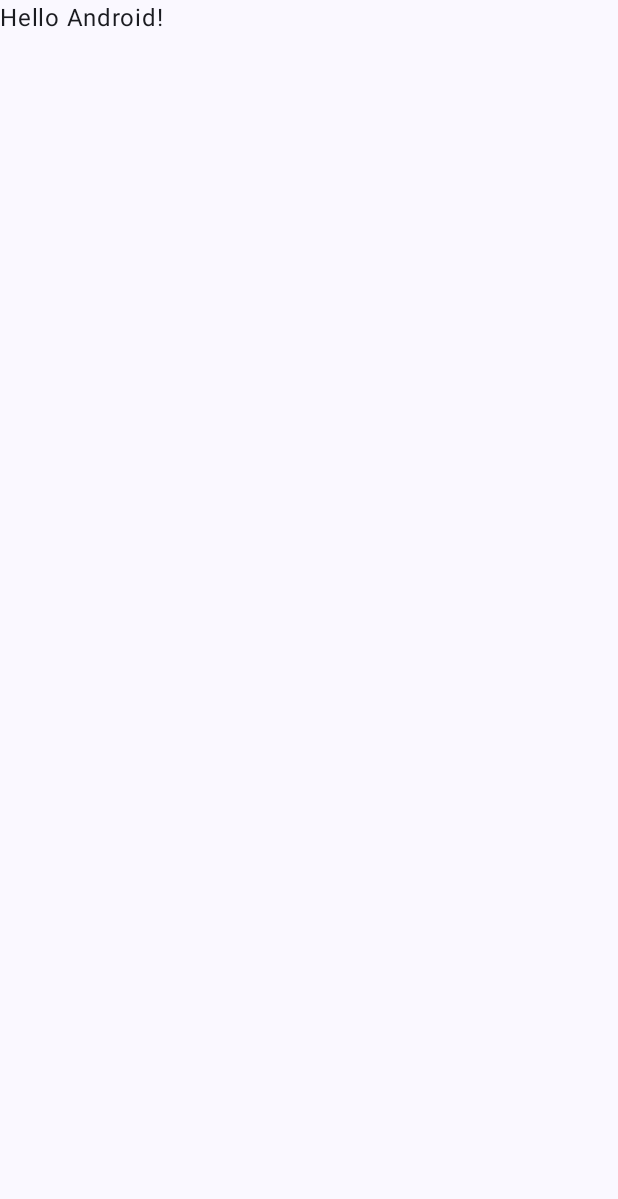
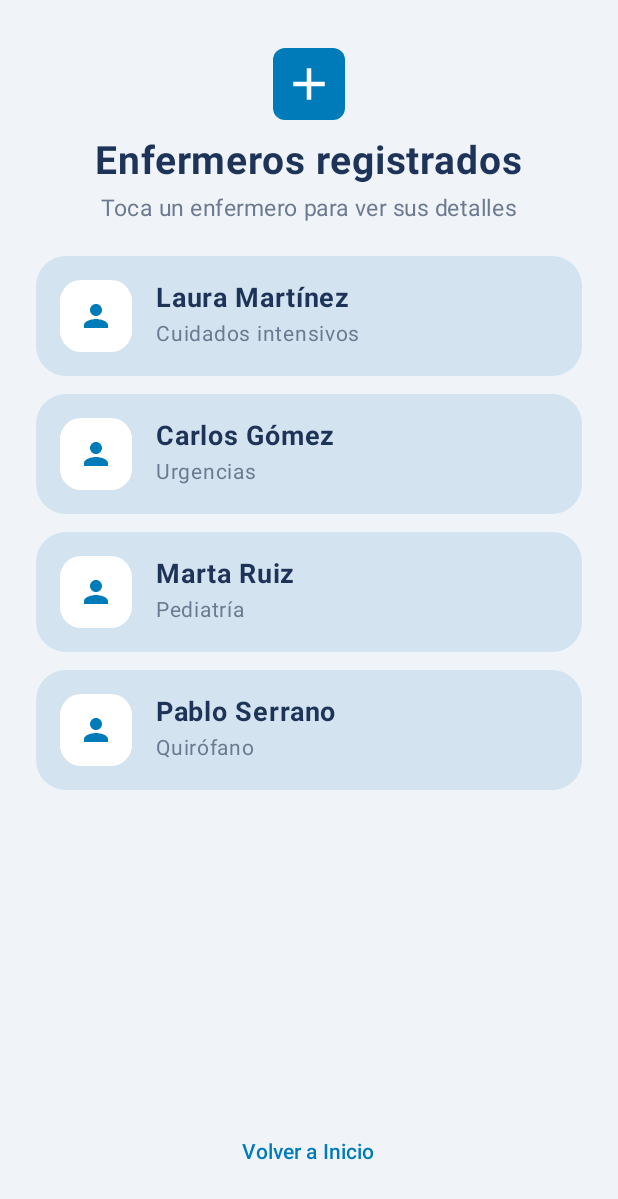
Before and after one commit to mydz0/HospitalManagement_FrontEnd, an Android app built with Jetpack Compose: the screen it shows after launch (MainActivity), on a phone screen of 412 x 824 dp. Before the commit the part shown is almost empty. Shown: the top 1199 px of the screen. Run offline under Robolectric (Android 15) with nearby library versions, the phone set to English and light mode, and no system bars.

Commit message:
List all nurses screen(#6)

```diff
--- a/app/src/main/java/com/example/hospitalmanagement/MainActivity.kt
+++ b/app/src/main/java/com/example/hospitalmanagement/MainActivity.kt
@@ -11,6 +11,7 @@ import androidx.compose.material3.Text
 import androidx.compose.runtime.Composable
 import androidx.compose.ui.Modifier
 import androidx.compose.ui.tooling.preview.Preview
+import com.example.hospitalmanagement.ui.ListaEnfermerosScreen
 import com.example.hospitalmanagement.ui.theme.HospitalManagementTheme
 
 class MainActivity : ComponentActivity() {
@@ -19,12 +20,7 @@ class MainActivity : ComponentActivity() {
         enableEdgeToEdge()
         setContent {
             HospitalManagementTheme {
-                Scaffold(modifier = Modifier.fillMaxSize()) { innerPadding ->
-                    Greeting(
-                        name = "Android",
-                        modifier = Modifier.padding(innerPadding)
-                    )
-                }
+                ListaEnfermerosScreen(onVolverInicio = {})
             }
         }
     }
--- /dev/null
+++ b/app/src/main/java/com/example/hospitalmanagement/ui/theme/listnurses.kt
@@ -0,0 +1,220 @@
+package com.example.hospitalmanagement.ui
+
+import androidx.annotation.StringRes
+import androidx.compose.foundation.background
+import androidx.compose.foundation.clickable
+import androidx.compose.foundation.layout.Arrangement
+import androidx.compose.foundation.layout.Box
+import androidx.compose.foundation.layout.Column
+import androidx.compose.foundation.layout.Row
+import androidx.compose.foundation.layout.Spacer
+import androidx.compose.foundation.layout.fillMaxSize
+import androidx.compose.foundation.layout.fillMaxWidth
+import androidx.compose.foundation.layout.height
+import androidx.compose.foundation.layout.padding
+import androidx.compose.foundation.layout.size
+import androidx.compose.foundation.layout.width
+import androidx.compose.foundation.lazy.LazyColumn
+import androidx.compose.foundation.lazy.items
+import androidx.compose.foundation.shape.RoundedCornerShape
+import androidx.compose.material.icons.Icons
+import androidx.compose.material.icons.filled.Add
+import androidx.compose.material.icons.filled.Person
+import androidx.compose.material3.Icon
+import androidx.compose.material3.Text
+import androidx.compose.material3.TextButton
+import androidx.compose.runtime.Composable
+import androidx.compose.runtime.getValue
+import androidx.compose.runtime.mutableStateOf
+import androidx.compose.runtime.remember
+import androidx.compose.runtime.setValue
+import androidx.compose.ui.Alignment
+import androidx.compose.ui.Modifier
+import androidx.compose.ui.res.colorResource
+import androidx.compose.ui.res.stringResource
+import androidx.compose.ui.text.font.FontWeight
+import androidx.compose.ui.tooling.preview.Preview
+import androidx.compose.ui.unit.dp
+import androidx.compose.ui.unit.sp
+import com.example.hospitalmanagement.R
+
+data class Enfermero(
+    val id: String,
+    @StringRes val nombre: Int,
+    @StringRes val especialidad: Int,
+    @StringRes val turno: Int,
+    val telefono: String
+)
+
+private val enfermeros = listOf(
+    Enfermero(
+        "E001",
+        R.string.enf_laura_nombre,
+        R.string.enf_laura_esp,
+        R.string.turno_manana,
+        "600 111 222"
+    ),
+    Enfermero(
+        "E002",
+        R.string.enf_carlos_nombre,
+        R.string.enf_carlos_esp,
+        R.string.turno_tarde,
+        "600 333 444"
+    ),
+    Enfermero(
+        "E003",
+        R.string.enf_marta_nombre,
+        R.string.enf_marta_esp,
+        R.string.turno_noche,
+        "600 555 666"
+    ),
+    Enfermero(
+        "E004",
+        R.string.enf_pablo_nombre,
+        R.string.enf_pablo_esp,
+        R.string.turno_manana,
+        "600 777 888"
+    )
+)
+
+@Composable
+fun ListaEnfermerosScreen(
+    onVolverInicio: () -> Unit,
+    modifier: Modifier = Modifier
+) {
+    // mutableState modificado con un click: id del enfermero desplegado
+    var seleccionado by remember { mutableStateOf<String?>(null) }
+
+    Column(
+        modifier = modifier
+            .fillMaxSize()
+            .background(colorResource(R.color.enf_background))
+            .padding(horizontal = 24.dp, vertical = 32.dp),
+        horizontalAlignment = Alignment.CenterHorizontally
+    ) {
+        // Logo
+        Box(
+            modifier = Modifier
+                .size(48.dp)
+                .background(colorResource(R.color.enf_primary), RoundedCornerShape(8.dp)),
+            contentAlignment = Alignment.Center
+        ) {
+            Icon(
+                imageVector = Icons.Filled.Add,
+                contentDescription = stringResource(R.string.listar_desc_logo),
+                tint = colorResource(R.color.enf_white),
+                modifier = Modifier.size(36.dp)
+            )
+        }
+
+        Spacer(Modifier.height(12.dp))
+
+        Text(
+            text = stringResource(R.string.listar_titulo),
+            fontSize = 26.sp,
+            fontWeight = FontWeight.Bold,
+            color = colorResource(R.color.enf_title)
+        )
+        Text(
+            text = stringResource(R.string.listar_subtitulo),
+            fontSize = 15.sp,
+            color = colorResource(R.color.enf_subtitle),
+            modifier = Modifier.padding(top = 4.dp, bottom = 20.dp)
+        )
+
+        LazyColumn(
+            modifier = Modifier.weight(1f),
+            verticalArrangement = Arrangement.spacedBy(12.dp)
+        ) {
+            items(enfermeros) { enfermero ->
+                EnfermeroItem(
+                    enfermero = enfermero,
+                    expandido = seleccionado == enfermero.id,
+                    onClick = {
+                        seleccionado = if (seleccionado == enfermero.id) null else enfermero.id
+                    }
+                )
+            }
+        }
+
+        Spacer(Modifier.height(16.dp))
+
+        TextButton(onClick = onVolverInicio) {
+            Text(
+                text = stringResource(R.string.listar_volver),
+                color = colorResource(R.color.enf_primary),
+                fontWeight = FontWeight.Medium
+            )
+        }
+    }
+}
+
+@Composable
+fun EnfermeroItem(
+    enfermero: Enfermero,
+    expandido: Boolean,
+    onClick: () -> Unit,
+    modifier: Modifier = Modifier
+) {
+    Column(
+        modifier = modifier
+            .fillMaxWidth()
+            .background(colorResource(R.color.enf_tile), RoundedCornerShape(20.dp))
+            .clickable { onClick() }
+            .padding(16.dp)
+    ) {
+        Row(verticalAlignment = Alignment.CenterVertically) {
+            Box(
+                modifier = Modifier
+                    .size(48.dp)
+                    .background(colorResource(R.color.enf_white), RoundedCornerShape(14.dp)),
+                contentAlignment = Alignment.Center
+            ) {
+                Icon(
+                    imageVector = Icons.Filled.Person,
+                    contentDescription = stringResource(R.string.listar_desc_enfermero),
+                    tint = colorResource(R.color.enf_primary)
+                )
+            }
+            Spacer(Modifier.width(16.dp))
+            Column {
+                Text(
+                    text = stringResource(enfermero.nombre),
+                    fontSize = 18.sp,
+                    fontWeight = FontWeight.Bold,
+                    color = colorResource(R.color.enf_title)
+                )
+                Text(
+                    text = stringResource(enfermero.especialidad),
+                    fontSize = 14.sp,
+                    color = colorResource(R.color.enf_subtitle)
+                )
+            }
+        }
+
+        if (expandido) {
+            Spacer(Modifier.height(12.dp))
+            Text(
+                text = stringResource(R.string.listar_etiqueta_id, enfermero.id),
+                color = colorResource(R.color.enf_title)
+            )
+            Text(
+                text = stringResource(
+                    R.string.listar_etiqueta_turno,
+                    stringResource(enfermero.turno)
+                ),
+                color = colorResource(R.color.enf_title)
+            )
+            Text(
+                text = stringResource(R.string.listar_etiqueta_telefono, enfermero.telefono),
+                color = colorResource(R.color.enf_title)
+            )
+        }
+    }
+}
+
+@Preview(showBackground = true)
+@Composable
+fun ListaEnfermerosScreenPreview() {
+    ListaEnfermerosScreen(onVolverInicio = {})
+}
--- a/app/src/main/res/values/colors.xml
+++ b/app/src/main/res/values/colors.xml
@@ -1,10 +1,9 @@
 <?xml version="1.0" encoding="utf-8"?>
 <resources>
-    <color name="purple_200">#FFBB86FC</color>
-    <color name="purple_500">#FF6200EE</color>
-    <color name="purple_700">#FF3700B3</color>
-    <color name="teal_200">#FF03DAC5</color>
-    <color name="teal_700">#FF018786</color>
-    <color name="black">#FF000000</color>
-    <color name="white">#FFFFFFFF</color>
+    <color name="enf_background">#F0F4F9</color>
+    <color name="enf_primary">#007BBA</color>
+    <color name="enf_title">#1E3358</color>
+    <color name="enf_subtitle">#6B7A90</color>
+    <color name="enf_tile">#D3E4F0</color>
+    <color name="enf_white">#FFFFFF</color>
 </resources>
--- a/app/src/main/res/values/strings.xml
+++ b/app/src/main/res/values/strings.xml
@@ -1,3 +1,25 @@
 <resources>
     <string name="app_name">HospitalManagement</string>
+    <string name="app_name_enfermeria">Enfermería</string>
+    <string name="listar_titulo">Enfermeros registrados</string>
+    <string name="listar_subtitulo">Toca un enfermero para ver sus detalles</string>
+    <string name="listar_volver">Volver a Inicio</string>
+    <string name="listar_desc_logo">Logo de enfermería</string>
+    <string name="listar_desc_enfermero">Icono de enfermero</string>
+    <string name="listar_etiqueta_id">ID: %1$s</string>
+    <string name="listar_etiqueta_turno">Turno: %1$s</string>
+    <string name="listar_etiqueta_telefono">Teléfono: %1$s</string>
+
+    <!-- Datos de ejemplo -->
+    <string name="enf_laura_nombre">Laura Martínez</string>
+    <string name="enf_laura_esp">Cuidados intensivos</string>
+    <string name="enf_carlos_nombre">Carlos Gómez</string>
+    <string name="enf_carlos_esp">Urgencias</string>
+    <string name="enf_marta_nombre">Marta Ruiz</string>
+    <string name="enf_marta_esp">Pediatría</string>
+    <string name="enf_pablo_nombre">Pablo Serrano</string>
+    <string name="enf_pablo_esp">Quirófano</string>
+    <string name="turno_manana">Mañana</string>
+    <string name="turno_tarde">Tarde</string>
+    <string name="turno_noche">Noche</string>
 </resources>
```
